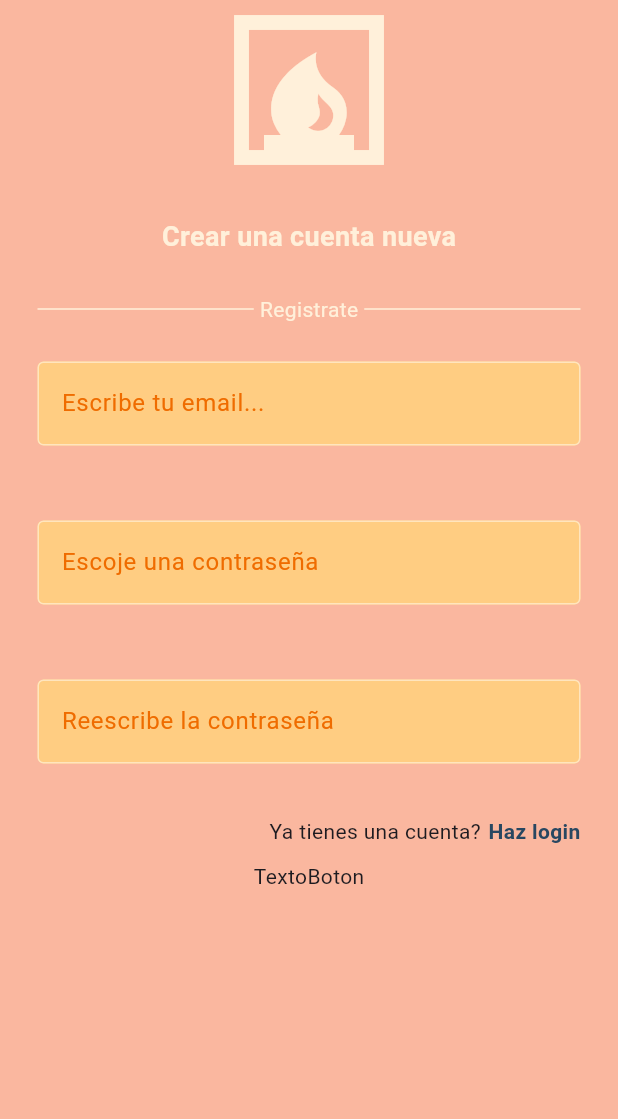
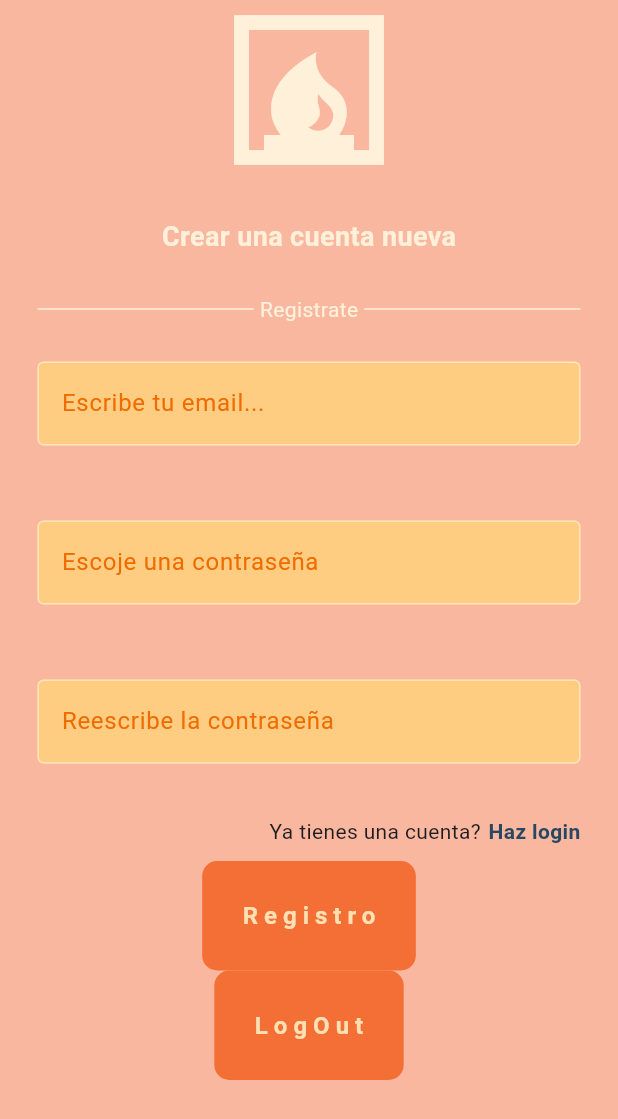
Before and after one commit to YerayRodriguez2005/exemplefirevase, a Flutter app: the screen it shows after launch, on a phone screen of 412 x 824 dp. Shown: the top 1119 px of the screen. Run offline on Flutter 3.47's test engine with Material 3 defaults, Android fonts, the phone set to English and light mode, and no system bars.

Commit message:
Pagina registro front end acabado

```diff
--- a/lib/Componentes/boton_auth.dart
+++ b/lib/Componentes/boton_auth.dart
@@ -1,12 +1,36 @@
 import 'package:flutter/material.dart';
 
 class BotonAuth extends StatelessWidget {
-  const BotonAuth({super.key});
+  final String texto;
+  final Function() onTap;
+  const BotonAuth({
+    super.key,
+    required this.texto,
+    required this.onTap,
+  });
 
   @override
   Widget build(BuildContext context) {
-    return Container(
-      child: Text("TextoBoton"),
+    return GestureDetector(
+      onTap: onTap,
+      child: Container(
+        decoration: BoxDecoration(
+          color: const Color.fromARGB(255, 244, 111, 54),
+          borderRadius: BorderRadius.circular(10),
+        ),
+        child: Padding(
+          padding: const EdgeInsets.all(25),
+          child: Text(
+            texto,
+            style: TextStyle(
+              color: Colors.orange[100],
+              fontSize: 16,
+              fontWeight: FontWeight.bold,
+              letterSpacing: 4,
+            ),
+          ),
+        ),
+      ),
     );
   }
 }
--- a/lib/paginas/pagina_resgistro.dart
+++ b/lib/paginas/pagina_resgistro.dart
@@ -4,7 +4,7 @@
 
 class PaginaResgistro extends StatelessWidget {
   const PaginaResgistro({super.key});
-
+  void hacerRegistro() {}
   @override
   Widget build(BuildContext context) {
     final TextEditingController tecEmail = TextEditingController();
@@ -84,7 +84,7 @@
                   height: 10,
                 ),
                 //Boton no estas registrado?
-                 Padding(
+                Padding(
                   padding: const EdgeInsets.only(right: 25),
                   child: Row(
                     mainAxisAlignment: MainAxisAlignment.end,
@@ -106,11 +106,18 @@
                     ],
                   ),
                 ),
-                SizedBox(
+                const SizedBox(
                   height: 10,
                 ),
                 //Boton registrarse
-                BotonAuth()
+                BotonAuth(
+                  texto: "Registro",
+                  onTap: hacerRegistro,
+                ),
+                BotonAuth(
+                  texto: "LogOut",
+                  onTap: () {},
+                ),
               ],
             ),
           ),
```
